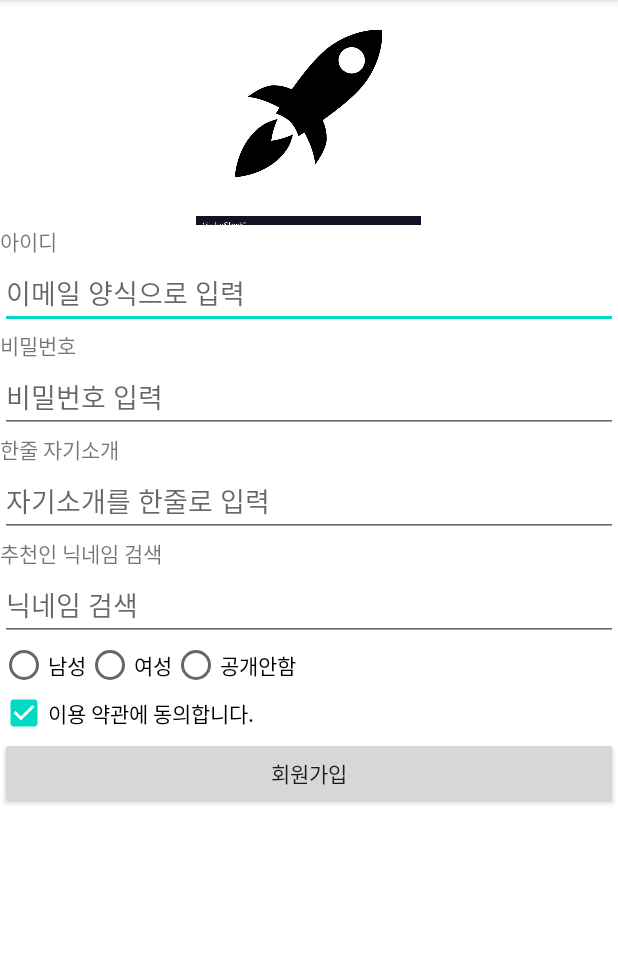
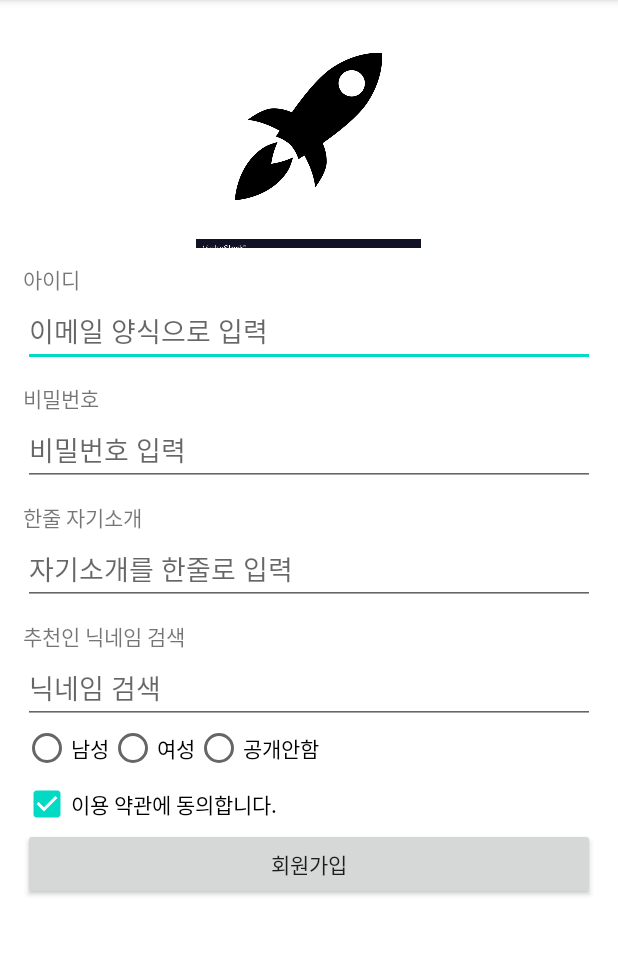
Before and after one commit to ShiriBot/UIPractice_200630, an Android app: the screen it shows after launch (MainActivity), on a phone screen of 412 x 824 dp, the part 84-1039 px from its top. Run offline under Robolectric (Android 15) with nearby library versions, the phone set to English and light mode, and no system bars.

Commit message:
padding / margine 체험

```diff
--- a/app/src/main/res/layout/activity_main.xml
+++ b/app/src/main/res/layout/activity_main.xml
@@ -4,6 +4,7 @@
     xmlns:tools="http://schemas.android.com/tools"
     android:layout_width="match_parent"
     android:layout_height="match_parent"
+    android:padding="15dp"
     android:orientation="vertical"
     android:background="#FFFFFF"
     tools:context=".MainActivity">
@@ -23,6 +24,7 @@
     </LinearLayout>
 
     <TextView
+        android:layout_marginTop="10dp"
         android:layout_width="wrap_content"
         android:layout_height="wrap_content"
         android:text="아이디"/>
@@ -34,6 +36,7 @@
         android:inputType="textEmailAddress"/>
 
     <TextView
+        android:layout_marginTop="10dp"
         android:layout_width="wrap_content"
         android:layout_height="wrap_content"
         android:text="비밀번호"/>
@@ -45,6 +48,7 @@
         android:inputType="textPassword"/>
 
     <TextView
+        android:layout_marginTop="10dp"
         android:layout_width="wrap_content"
         android:layout_height="wrap_content"
         android:text="한줄 자기소개"/>
@@ -56,6 +60,7 @@
         android:singleLine="true"/>
 
     <TextView
+        android:layout_marginTop="10dp"
         android:layout_width="wrap_content"
         android:layout_height="wrap_content"
         android:text="추천인 닉네임 검색" />
@@ -88,6 +93,7 @@
 
 
     <CheckBox
+        android:layout_marginTop="5dp"
         android:layout_width="wrap_content"
         android:layout_height="wrap_content"
         android:checked="true"
```
